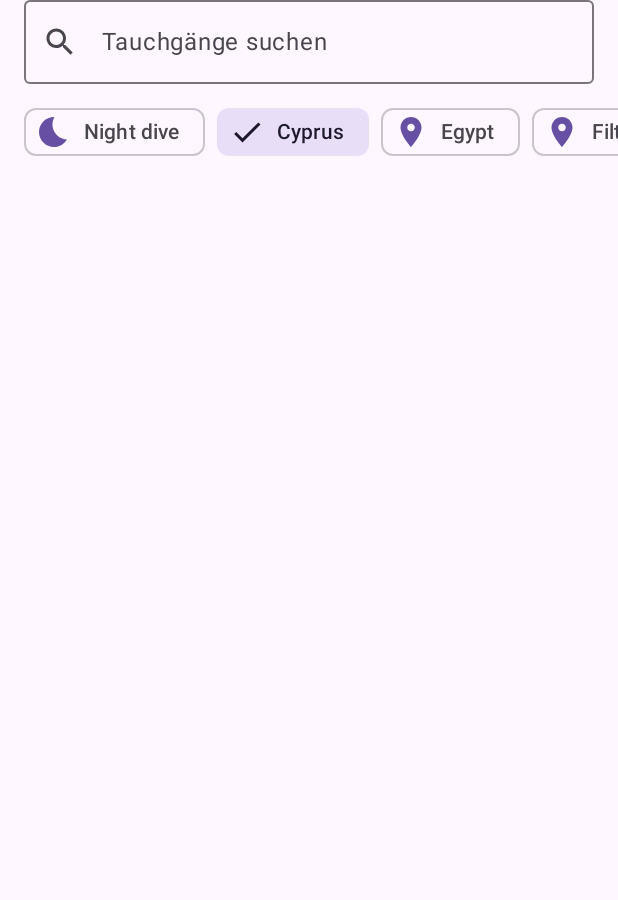
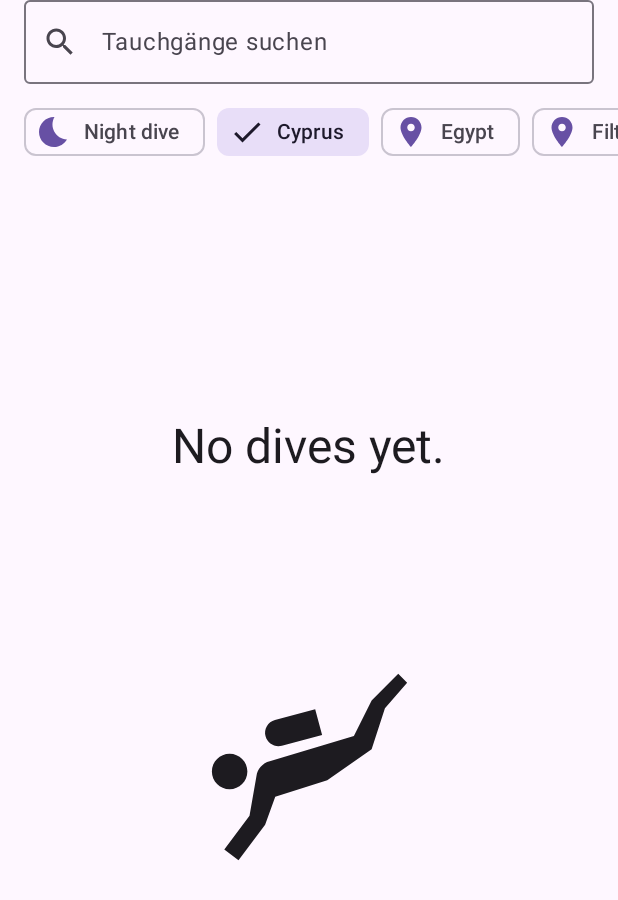
Before and after one commit to Tetr4/DiveLog, an Android app built with Jetpack Compose: the composable DiveList called with empty values, on a phone screen of 412 x 824 dp. Shown: the top 900 px of the screen. Run offline under Robolectric (Android 15) with nearby library versions, the phone set to English and light mode, and no system bars; libraries missing offline, so code that uses them is left out: com.google.accompanist.themeadapter; missing, so only their content is drawn: Mdc3Theme.

Commit message:
Add empty state

```diff
--- a/app/src/main/kotlin/cloud/mike/divelog/ui/home/list/DiveList.kt
+++ b/app/src/main/kotlin/cloud/mike/divelog/ui/home/list/DiveList.kt
@@ -3,11 +3,20 @@ package cloud.mike.divelog.ui.home.list
 import android.content.res.Configuration
 import androidx.compose.foundation.layout.Arrangement
 import androidx.compose.foundation.layout.Column
+import androidx.compose.foundation.layout.Spacer
+import androidx.compose.foundation.layout.fillMaxSize
+import androidx.compose.foundation.layout.height
 import androidx.compose.foundation.layout.padding
 import androidx.compose.foundation.lazy.LazyColumn
 import androidx.compose.foundation.lazy.itemsIndexed
+import androidx.compose.material.icons.Icons
+import androidx.compose.material.icons.filled.ScubaDiving
 import androidx.compose.material3.Divider
+import androidx.compose.material3.Icon
+import androidx.compose.material3.MaterialTheme
+import androidx.compose.material3.Text
 import androidx.compose.runtime.Composable
+import androidx.compose.ui.Alignment
 import androidx.compose.ui.Modifier
 import androidx.compose.ui.tooling.preview.Preview
 import androidx.compose.ui.unit.dp
@@ -36,6 +45,44 @@ fun DiveList(
             // we don't add this to contentPadding, because it should be scrollable to the edge of the screen
             modifier = Modifier.padding(horizontal = 16.dp),
         )
+        if (dives.isEmpty()) {
+            EmptyState()
+        } else {
+            ListView(
+                dives = dives,
+                onDiveClicked = onDiveClicked,
+            )
+        }
+    }
+}
+
+@Composable
+private fun EmptyState(
+    modifier: Modifier = Modifier,
+) {
+    Column(
+        modifier = modifier.fillMaxSize(),
+        horizontalAlignment = Alignment.CenterHorizontally,
+        verticalArrangement = Arrangement.Center,
+    ) {
+        Text("No dives yet.", style = MaterialTheme.typography.headlineLarge)
+        Spacer(Modifier.height(32.dp))
+        Icon(
+            modifier = Modifier
+                .fillMaxSize(.5f)
+                .padding(32.dp),
+            imageVector = Icons.Default.ScubaDiving,
+            contentDescription = null,
+            tint = MaterialTheme.colorScheme.onBackground,
+        )
+    }
+}
+
+@Composable
+private fun ListView(
+    dives: List<Dive>,
+    onDiveClicked: (Dive) -> Unit,
+) {
     LazyColumn {
         // TODO sticky header for dates?
         itemsIndexed(
@@ -49,7 +96,6 @@ fun DiveList(
             )
             if (index != dives.lastIndex) {
                 Divider()
-                }
             }
         }
     }
@@ -68,3 +114,17 @@ private fun Preview() {
         )
     }
 }
+
+@Preview(showBackground = true, uiMode = Configuration.UI_MODE_NIGHT_YES)
+@Preview(showBackground = true, uiMode = Configuration.UI_MODE_NIGHT_NO)
+@Composable
+private fun PreviewEmpty() {
+    Mdc3Theme {
+        DiveList(
+            dives = emptyList(),
+            onDiveClicked = {},
+            query = "",
+            onQueryChanged = {},
+        )
+    }
+}
```
Lines whose indentation alone changed are shown as unchanged.
